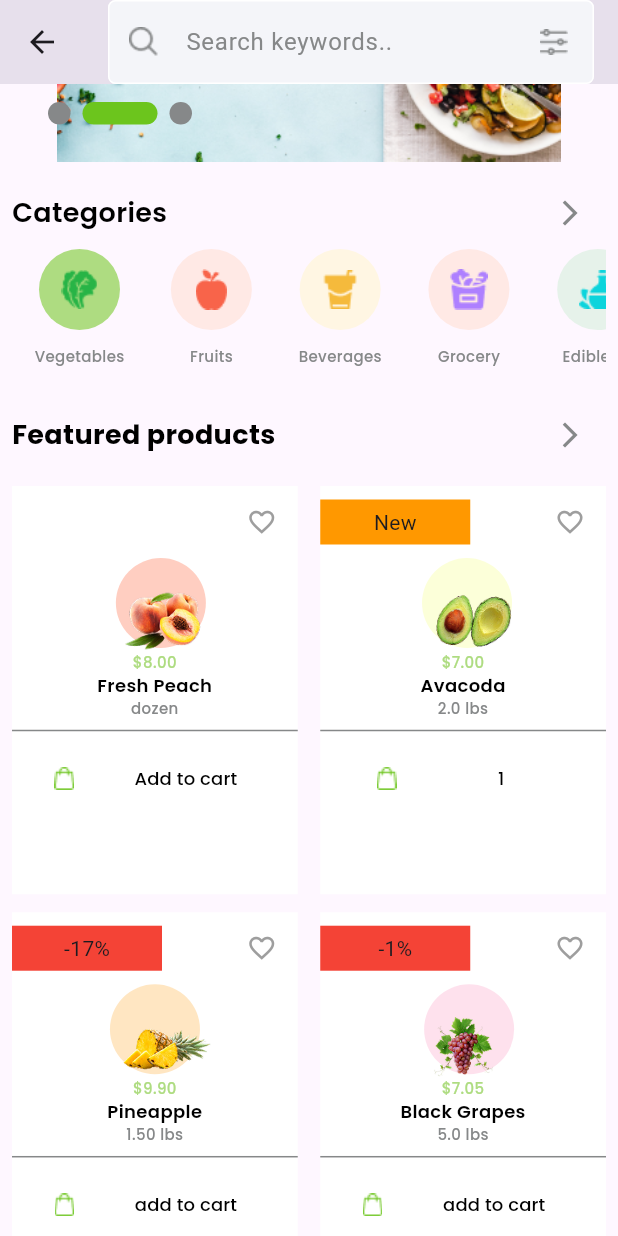
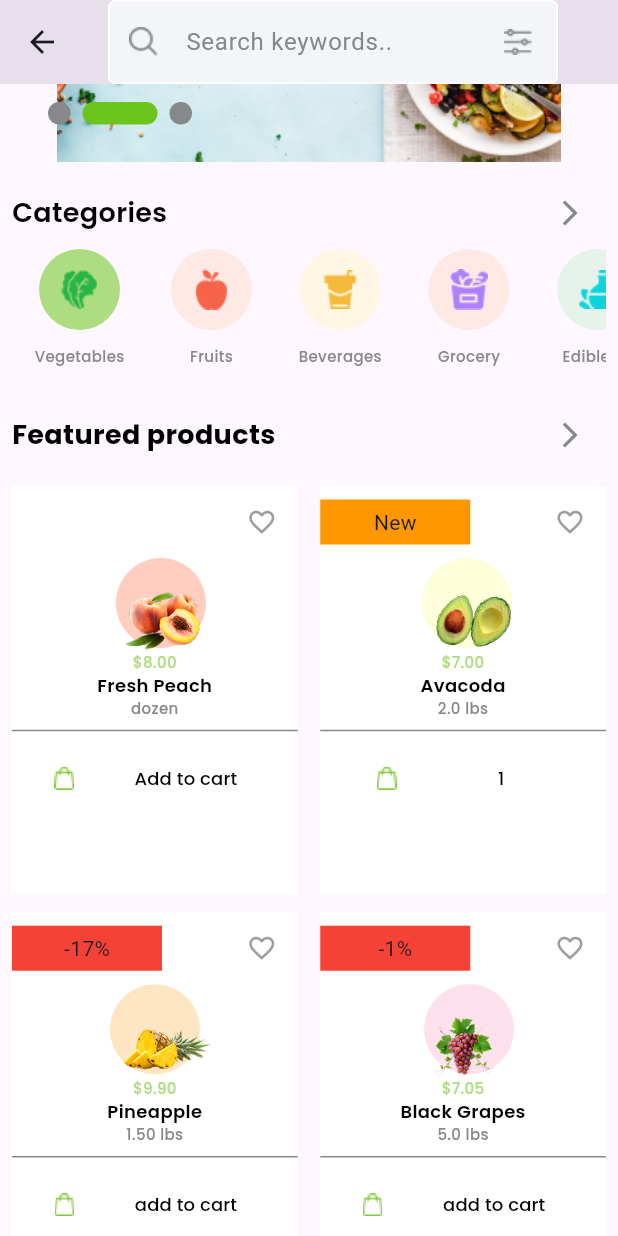
Before and after one commit to tazeen-dev/grocery_app, a Flutter app: the HomeScreen1 screen opened directly, scrolled down 208 dp, on a phone screen of 412 x 824 dp. Run offline on Flutter 3.47's test engine with Material 3 defaults, Android fonts, the phone set to English and light mode, and no system bars; our stand-ins replace google_fonts.

Commit message:
optimize home screen  code

```diff
--- a/lib/view/home_view/home-screen/home_screen1.dart
+++ b/lib/view/home_view/home-screen/home_screen1.dart
@@ -10,6 +10,7 @@ import 'package:grocery_app/model/product_model/grid_product_list.dart';
 import 'package:grocery_app/model/product_model/product_list_model.dart';
 import 'package:grocery_app/view/home_view/home-screen/fruits_screen.dart';
 import 'package:grocery_app/view/home_view/home-screen/vegitable_screen.dart';
+import 'package:grocery_app/view/home_view/search_screen/search_screen.dart';
 import '../../../controller/components/text-class.dart';
 import '../../../controller/utils/constants/appimages/app_images_widget.dart';
 import '../categaries_screen/categaries_screen.dart';
@@ -78,7 +79,16 @@ class _HomeScreen1State extends State<HomeScreen1> {
   Widget build(BuildContext context) {
     return Scaffold(
       appBar: AppBar(
-        title: TextField(
+        title: GestureDetector( onTap: () {
+          Navigator.push(
+            context,
+            MaterialPageRoute(builder: (context) => SearchScreen()),
+          );
+        },
+          child:AbsorbPointer(
+          child: Container(
+                  width: 300,
+                  child: TextField(
                     controller: searchController,
                     keyboardType: TextInputType.text,
                     decoration:InputDecoration(
@@ -98,15 +108,12 @@ class _HomeScreen1State extends State<HomeScreen1> {
                         padding: const EdgeInsets.all(8.0),
                         child: Image(image: AssetImage(AppIcons.search)),
                       ),
-            suffixIcon: InkWell(
-              onTap: (){
-
-              },
-                child: Image(image: AssetImage(AppIcons.search2)))
-          ),
-          style: TextStyle(color:Color(0xffF4F5F9)),
+                      suffixIcon: Image(image: AssetImage(AppIcons.search2))),
+                    style: TextStyle(color:AppColors.greyColor),
                   ),
                 ),
+        ),
+      ),),
       body: SingleChildScrollView(
         child: Padding(
           padding: const EdgeInsets.symmetric(horizontal: 8.0),
```
Also changed, not shown: lib/view/home_view/search_screen/search_screen.dart (+20 -0 lines). Lines whose indentation alone changed are shown as unchanged.
